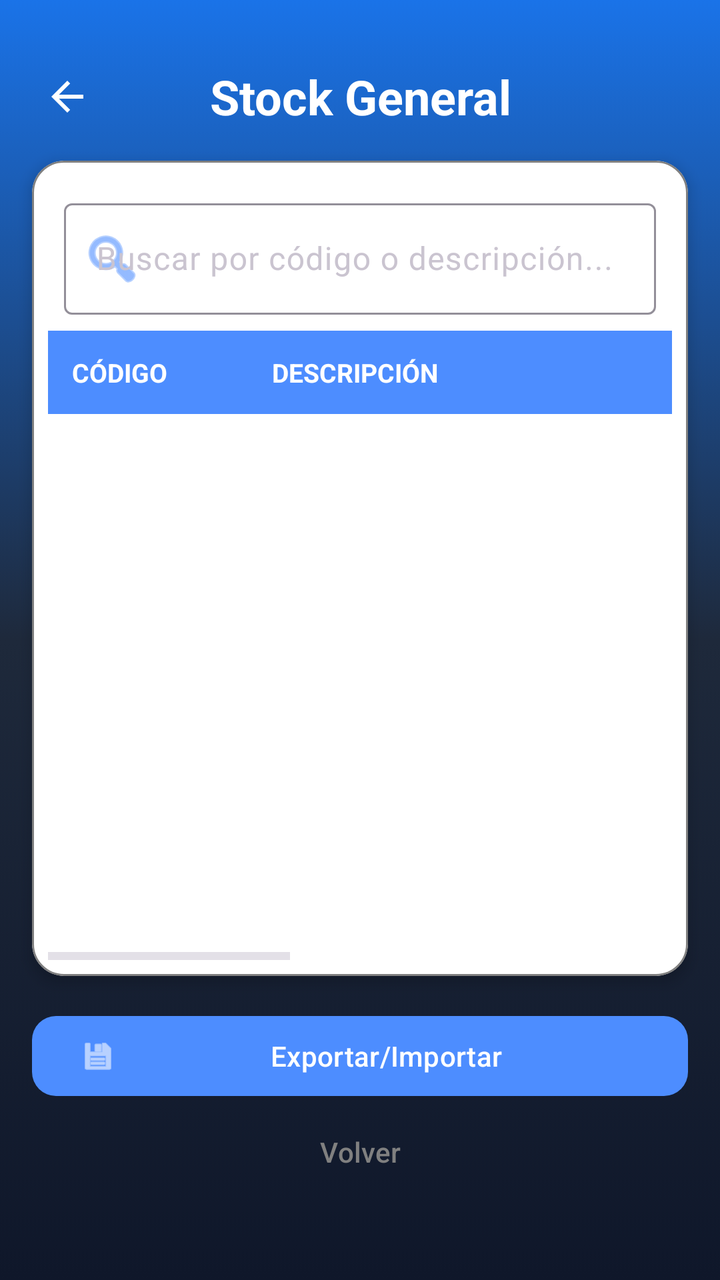
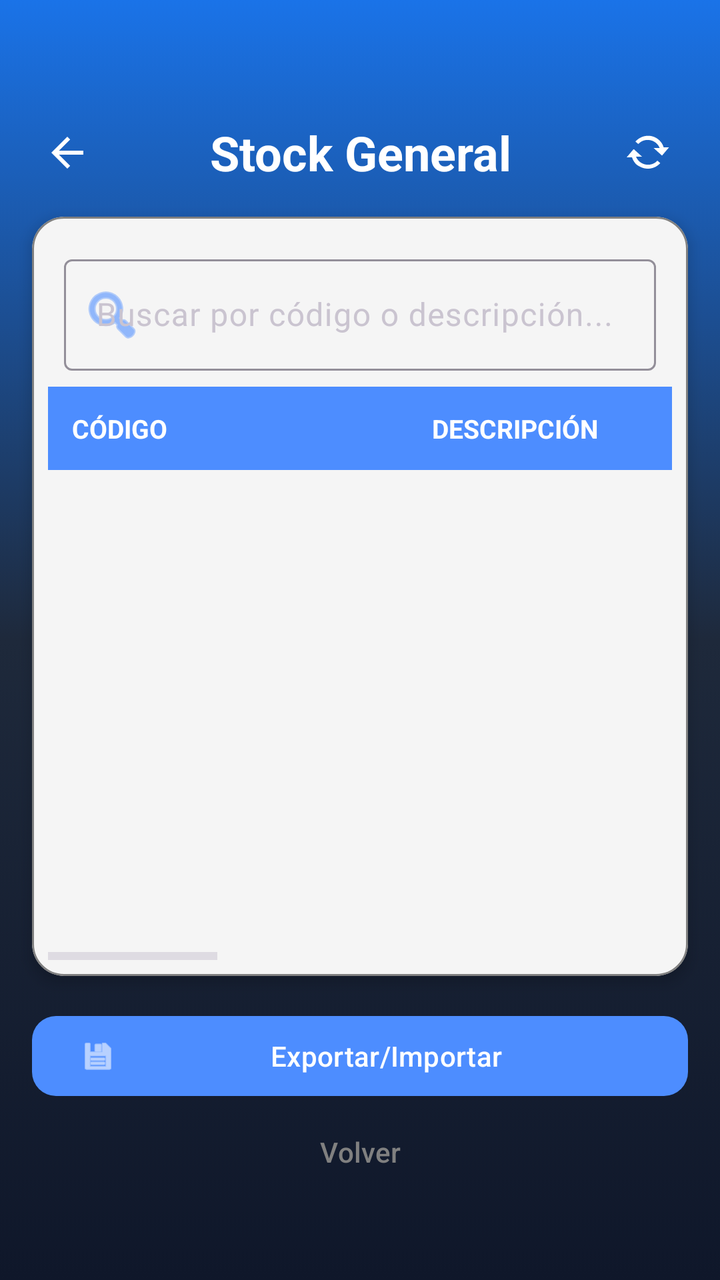

Screens rendered from an Android XML layout before and after an edit, with the pre-edit source and the edit as a unified diff.
<!-- AndroidManifest.xml: application theme Theme.InventarioApp -->
<!-- res/layout/activity_stock_general.xml -->
<?xml version="1.0" encoding="utf-8"?>
<androidx.constraintlayout.widget.ConstraintLayout xmlns:android="http://schemas.android.com/apk/res/android"
    xmlns:app="http://schemas.android.com/apk/res-auto"
    xmlns:tools="http://schemas.android.com/tools"
    android:layout_width="match_parent"
    android:layout_height="match_parent"
    android:background="@drawable/fondo_degradado">

    
    <TextView
        android:id="@+id/tvTitulo"
        android:layout_width="wrap_content"
        android:layout_height="wrap_content"
        android:layout_marginTop="32dp"
        android:gravity="center"
        android:text="@string/title_stock_general"
        android:textColor="@color/white"
        android:textSize="24sp"
        android:textStyle="bold"
        app:layout_constraintEnd_toEndOf="parent"
        app:layout_constraintStart_toStartOf="parent"
        app:layout_constraintTop_toTopOf="parent" />

    <ImageButton
        android:id="@+id/btnBack"
        android:layout_width="51dp"
        android:layout_height="56dp"
        android:layout_marginStart="8dp"
        android:background="?attr/selectableItemBackgroundBorderless"
        android:contentDescription="@string/btn_volver"
        android:elevation="8dp"
        android:padding="12dp"
        android:src="@drawable/ic_back"
        app:layout_constraintBottom_toBottomOf="@id/tvTitulo"
        app:layout_constraintStart_toStartOf="parent"
        app:layout_constraintTop_toTopOf="@id/tvTitulo"
        app:tint="@color/white" />

    
    <com.google.android.material.card.MaterialCardView
        android:id="@+id/cardTable"
        android:layout_width="0dp"
        android:layout_height="0dp"
        android:layout_margin="16dp"
        app:cardCornerRadius="16dp"
        app:cardElevation="4dp"
        app:cardBackgroundColor="@color/white"
        app:strokeWidth="1dp"
        app:strokeColor="@color/gray"
        app:layout_constraintBottom_toTopOf="@+id/llButtonsStock"
        app:layout_constraintEnd_toEndOf="parent"
        app:layout_constraintStart_toStartOf="parent"
        app:layout_constraintTop_toBottomOf="@+id/tvTitulo">

        <LinearLayout
            android:layout_width="match_parent"
            android:layout_height="match_parent"
            android:orientation="vertical"
            android:padding="8dp">

            <com.google.android.material.textfield.TextInputLayout
                android:id="@+id/tilSearch"
                style="@style/Widget.Material3.TextInputLayout.OutlinedBox"
                android:layout_width="match_parent"
                android:layout_height="wrap_content"
                android:layout_margin="8dp"
                android:hint="@string/hint_buscar_codigo_desc"
                app:startIconDrawable="@android:drawable/ic_menu_search"
                app:startIconTint="@color/primary"
                app:endIconMode="clear_text"
                app:endIconTint="@color/gray"
                app:hintTextColor="@color/black">

                <com.google.android.material.textfield.TextInputEditText
                    android:id="@+id/searchEditText"
                    android:layout_width="match_parent"
                    android:layout_height="wrap_content"
                    android:textColor="@color/black"
                    android:inputType="text" />
            </com.google.android.material.textfield.TextInputLayout>

            <HorizontalScrollView
                android:id="@+id/hsvStock"
                android:layout_width="match_parent"
                android:layout_height="match_parent"
                android:scrollbars="horizontal|vertical">

                <LinearLayout
                    android:layout_width="wrap_content"
                    android:layout_height="match_parent"
                    android:orientation="vertical">

                    
                    <LinearLayout
                        android:layout_width="wrap_content"
                        android:layout_height="wrap_content"
                        android:background="@color/primary"
                        android:orientation="horizontal"
                        android:padding="12dp">

                        <TextView
                            android:layout_width="100dp"
                            android:layout_height="wrap_content"
                            android:text="@string/header_codigo"
                            android:textColor="@android:color/white"
                            android:textSize="13sp"
                            android:textStyle="bold" />

                        <TextView
                            android:layout_width="200dp"
                            android:layout_height="wrap_content"
                            android:text="@string/header_descripcion"
                            android:textColor="@android:color/white"
                            android:textSize="13sp"
                            android:textStyle="bold" />

                        <TextView
                            android:layout_width="80dp"
                            android:layout_height="wrap_content"
                            android:text="@string/header_lote"
                            android:textColor="@android:color/white"
                            android:textSize="13sp"
                            android:textStyle="bold" />

                        <TextView
                            android:layout_width="70dp"
                            android:layout_height="wrap_content"
                            android:text="@string/header_cantidad"
                            android:textColor="@android:color/white"
                            android:textSize="13sp"
                            android:textStyle="bold" />

                        <TextView
                            android:layout_width="100dp"
                            android:layout_height="wrap_content"
                            android:text="@string/header_vencimiento"
                            android:textColor="@android:color/white"
                            android:textSize="13sp"
                            android:textStyle="bold" />

                        <TextView
                            android:layout_width="100dp"
                            android:layout_height="wrap_content"
                            android:text="@string/header_ubicacion"
                            android:textColor="@android:color/white"
                            android:textSize="13sp"
                            android:textStyle="bold" />

                        <TextView
                            android:layout_width="120dp"
                            android:layout_height="wrap_content"
                            android:text="@string/header_ubi_detallada"
                            android:textColor="@android:color/white"
                            android:textSize="13sp"
                            android:textStyle="bold" />
                    </LinearLayout>

                    <androidx.recyclerview.widget.RecyclerView
                        android:id="@+id/recyclerViewStock"
                        android:layout_width="wrap_content"
                        android:layout_height="match_parent"
                        android:clipToPadding="false"
                        android:background="#FFFFFF"
                        tools:listitem="@layout/item_stock" />
                </LinearLayout>
            </HorizontalScrollView>
        </LinearLayout>
    </com.google.android.material.card.MaterialCardView>

    <LinearLayout
        android:id="@+id/llButtonsStock"
        android:layout_width="match_parent"
        android:layout_height="wrap_content"
        android:orientation="vertical"
        android:paddingHorizontal="16dp"
        android:paddingBottom="24dp"
        app:layout_constraintBottom_toBottomOf="parent">

        <com.google.android.material.button.MaterialButton
            android:id="@+id/buttonImportar"
            android:layout_width="match_parent"
            android:layout_height="wrap_content"
            android:text="@string/btn_exportar_importar"
            app:cornerRadius="12dp"
            app:icon="@android:drawable/ic_menu_save" />

        <com.google.android.material.button.MaterialButton
            android:id="@+id/buttonSalir"
            style="@style/Widget.Material3.Button.TextButton"
            android:layout_width="match_parent"
            android:layout_height="wrap_content"
            android:text="@string/btn_volver"
            android:textColor="@color/gray" />

        <View
            android:layout_width="match_parent"
            android:layout_height="16dp" />

    </LinearLayout>

</androidx.constraintlayout.widget.ConstraintLayout>
<!-- res/layout/item_stock.xml (included above) -->
<?xml version="1.0" encoding="utf-8"?>
<LinearLayout xmlns:android="http://schemas.android.com/apk/res/android"
    android:layout_width="wrap_content"
    android:layout_height="wrap_content"
    android:orientation="horizontal"
    android:padding="12dp"
    android:gravity="center_vertical"
    android:background="@color/white">

    <TextView
        android:id="@+id/tvCodigo"
        android:layout_width="100dp"
        android:layout_height="wrap_content"
        android:textColor="@color/black"
        android:textSize="14sp" />

    <TextView
        android:id="@+id/tvDescripcion"
        android:layout_width="200dp"
        android:layout_height="wrap_content"
        android:textColor="@color/black"
        android:textSize="14sp" />

    <TextView
        android:id="@+id/tvLote"
        android:layout_width="80dp"
        android:layout_height="wrap_content"
        android:textColor="@color/black"
        android:textSize="14sp" />

    <TextView
        android:id="@+id/tvCantidad"
        android:layout_width="70dp"
        android:layout_height="wrap_content"
        android:textColor="@color/primary"
        android:textStyle="bold"
        android:textSize="14sp" />

    <TextView
        android:id="@+id/tvFechaVencimiento"
        android:layout_width="100dp"
        android:layout_height="wrap_content"
        android:textColor="@color/black"
        android:textSize="14sp" />

    <TextView
        android:id="@+id/tvUbicacion"
        android:layout_width="100dp"
        android:layout_height="wrap_content"
        android:textColor="@color/black"
        android:textSize="14sp" />

    <TextView
        android:id="@+id/tvUbicacionDetallada"
        android:layout_width="120dp"
        android:layout_height="wrap_content"
        android:textColor="@color/black"
        android:textSize="14sp" />

</LinearLayout>
<!-- resources referenced by this layout -->
<resources>
  <color name="black">#FF000000</color>
  <color name="gray">#FF808080</color>
  <color name="primary">#4D8DFF</color>
  <color name="white">#FFFFFFFF</color>
  <!-- drawable fondo_degradado (drawable) -->
  <?xml version="1.0" encoding="utf-8"?>
  <selector xmlns:android="http://schemas.android.com/apk/res/android">
      <item>
          <shape android:shape="rectangle">
              <gradient
                  android:angle="270"
                  android:startColor="@color/grad_start"
                  android:centerColor="@color/surface"
                  android:endColor="#0F172A" />
          </shape>
      </item>
  </selector>
  <!-- drawable ic_back (drawable) -->
  <vector xmlns:android="http://schemas.android.com/apk/res/android"
      android:width="24dp"
      android:height="24dp"
      android:viewportWidth="24"
      android:viewportHeight="24">
    <path
        android:fillColor="#FFFFFF"
        android:pathData="M20,11H7.83l5.59,-5.59L12,4l-8,8 8,8 1.41,-1.41L7.83,13H20v-2z"/>
  </vector>
  <string name="btn_exportar_importar">Exportar/Importar</string>
  <string name="btn_volver">Volver</string>
  <string name="header_cantidad">CANT.</string>
  <string name="header_codigo">CÓDIGO</string>
  <string name="header_descripcion">DESCRIPCIÓN</string>
  <string name="header_lote">LOTE</string>
  <string name="header_ubi_detallada">UBI. DETALL.</string>
  <string name="header_ubicacion">UBICACIÓN</string>
  <string name="header_vencimiento">VENCIM.</string>
  <string name="hint_buscar_codigo_desc">Buscar por código o descripción...</string>
  <string name="title_stock_general">Stock General</string>
  <style name="Theme.InventarioApp" parent="Theme.Material3.Dark.NoActionBar">
          
          <item name="colorPrimary">@color/primary</item>
          <item name="colorOnPrimary">@color/white</item>
          <item name="colorPrimaryContainer">@color/primary_variant</item>
          <item name="colorOnPrimaryContainer">@color/white</item>
          <item name="colorSecondary">@color/secondary</item>
          <item name="android:statusBarColor">#0F172A</item>
          <item name="android:windowBackground">@drawable/fondo_degradado</item>
  
          
          <item name="textInputStyle">@style/Widget.Material3.TextInputLayout.OutlinedBox</item>
      </style>
  <color name="grad_start">#1A73E8</color>
  <color name="surface">#1E293B</color>
  <color name="primary_variant">#1A73E8</color>
  <color name="secondary">#34A853</color>
</resources>

<!-- the commit's change to res/layout/activity_stock_general.xml (unified diff, before → after) -->
@@ -11,7 +11,7 @@
         android:id="@+id/tvTitulo"
         android:layout_width="wrap_content"
         android:layout_height="wrap_content"
-        android:layout_marginTop="32dp"
+        android:layout_marginTop="60dp"
         android:gravity="center"
         android:text="@string/title_stock_general"
         android:textColor="@color/white"
@@ -36,6 +36,20 @@
         app:layout_constraintTop_toTopOf="@id/tvTitulo"
         app:tint="@color/white" />
 
+    <ImageButton
+        android:id="@+id/btnActualizar"
+        android:layout_width="40dp"
+        android:layout_height="40dp"
+        android:layout_marginEnd="16dp"
+        android:background="?attr/selectableItemBackgroundBorderless"
+        android:contentDescription="@string/btn_actualizar"
+        android:padding="8dp"
+        android:src="@android:drawable/stat_notify_sync"
+        app:layout_constraintBottom_toBottomOf="@id/tvTitulo"
+        app:layout_constraintEnd_toEndOf="parent"
+        app:layout_constraintTop_toTopOf="@id/tvTitulo"
+        app:tint="@color/white" />
+
     
     <com.google.android.material.card.MaterialCardView
         android:id="@+id/cardTable"
@@ -44,7 +58,7 @@
         android:layout_margin="16dp"
         app:cardCornerRadius="16dp"
         app:cardElevation="4dp"
-        app:cardBackgroundColor="@color/white"
+        app:cardBackgroundColor="@color/smoke_white"
         app:strokeWidth="1dp"
         app:strokeColor="@color/gray"
         app:layout_constraintBottom_toTopOf="@+id/llButtonsStock"
@@ -99,7 +113,7 @@
                         android:padding="12dp">
 
                         <TextView
-                            android:layout_width="100dp"
+                            android:layout_width="180dp"
                             android:layout_height="wrap_content"
                             android:text="@string/header_codigo"
                             android:textColor="@android:color/white"
@@ -107,7 +121,7 @@
                             android:textStyle="bold" />
 
                         <TextView
-                            android:layout_width="200dp"
+                            android:layout_width="350dp"
                             android:layout_height="wrap_content"
                             android:text="@string/header_descripcion"
                             android:textColor="@android:color/white"
@@ -115,7 +129,7 @@
                             android:textStyle="bold" />
 
                         <TextView
-                            android:layout_width="80dp"
+                            android:layout_width="150dp"
                             android:layout_height="wrap_content"
                             android:text="@string/header_lote"
                             android:textColor="@android:color/white"
@@ -123,7 +137,7 @@
                             android:textStyle="bold" />
 
                         <TextView
-                            android:layout_width="70dp"
+                            android:layout_width="110dp"
                             android:layout_height="wrap_content"
                             android:text="@string/header_cantidad"
                             android:textColor="@android:color/white"
@@ -160,7 +174,7 @@
                         android:layout_width="wrap_content"
                         android:layout_height="match_parent"
                         android:clipToPadding="false"
-                        android:background="#FFFFFF"
+                        android:background="@drawable/bg_list_with_border"
                         tools:listitem="@layout/item_stock" />
                 </LinearLayout>
             </HorizontalScrollView>
@@ -211,28 +225,28 @@
 
     <TextView
         android:id="@+id/tvCodigo"
-        android:layout_width="100dp"
+        android:layout_width="180dp"
         android:layout_height="wrap_content"
         android:textColor="@color/black"
         android:textSize="14sp" />
 
     <TextView
         android:id="@+id/tvDescripcion"
-        android:layout_width="200dp"
+        android:layout_width="350dp"
         android:layout_height="wrap_content"
         android:textColor="@color/black"
         android:textSize="14sp" />
 
     <TextView
         android:id="@+id/tvLote"
-        android:layout_width="80dp"
+        android:layout_width="150dp"
         android:layout_height="wrap_content"
         android:textColor="@color/black"
         android:textSize="14sp" />
 
     <TextView
         android:id="@+id/tvCantidad"
-        android:layout_width="70dp"
+        android:layout_width="110dp"
         android:layout_height="wrap_content"
         android:textColor="@color/primary"
         android:textStyle="bold"
<!-- resource entries referenced after the edit -->
@@ -3,7 +3,17 @@
   <color name="black">#FF000000</color>
   <color name="gray">#FF808080</color>
   <color name="primary">#4D8DFF</color>
+  <color name="smoke_white">#F5F5F5</color>
   <color name="white">#FFFFFFFF</color>
+  <!-- drawable bg_list_with_border (drawable) -->
+  <?xml version="1.0" encoding="utf-8"?>
+  <shape xmlns:android="http://schemas.android.com/apk/res/android">
+      <solid android:color="@color/smoke_white" />
+      <stroke
+          android:width="1dp"
+          android:color="@color/primary" />
+      <corners android:radius="8dp" />
+  </shape>
   <!-- drawable fondo_degradado (drawable) -->
   <?xml version="1.0" encoding="utf-8"?>
   <selector xmlns:android="http://schemas.android.com/apk/res/android">
@@ -27,6 +37,7 @@
         android:fillColor="#FFFFFF"
         android:pathData="M20,11H7.83l5.59,-5.59L12,4l-8,8 8,8 1.41,-1.41L7.83,13H20v-2z"/>
   </vector>
+  <string name="btn_actualizar">ACTUALIZAR</string>
   <string name="btn_exportar_importar">Exportar/Importar</string>
   <string name="btn_volver">Volver</string>
   <string name="header_cantidad">CANT.</string>
